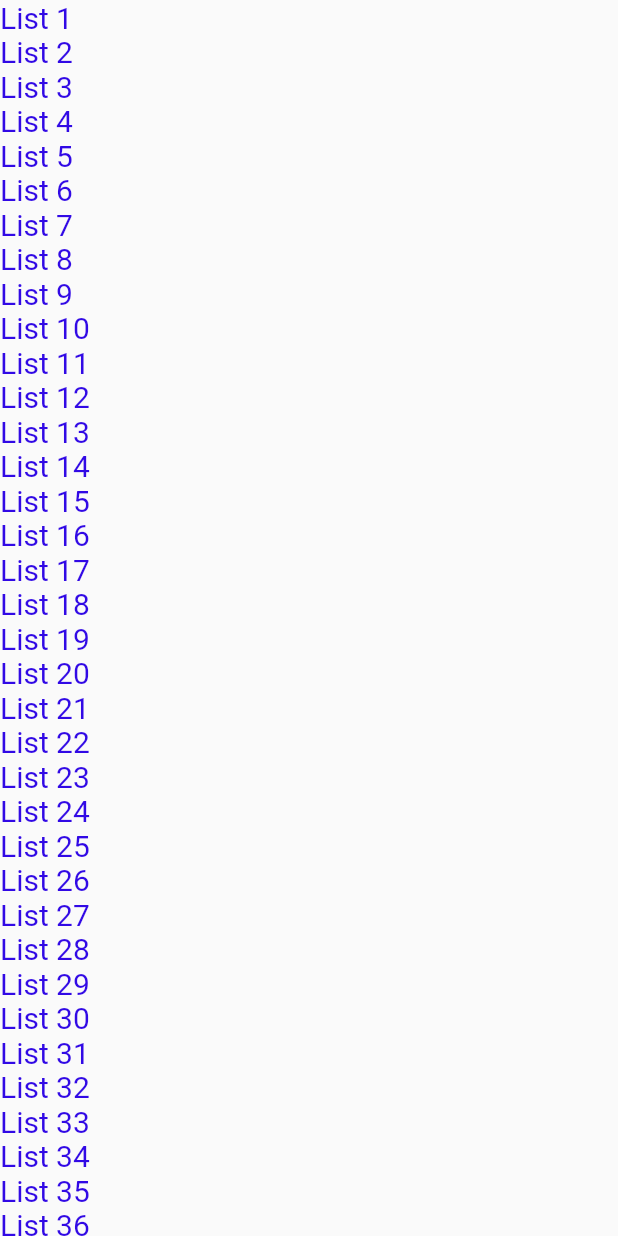
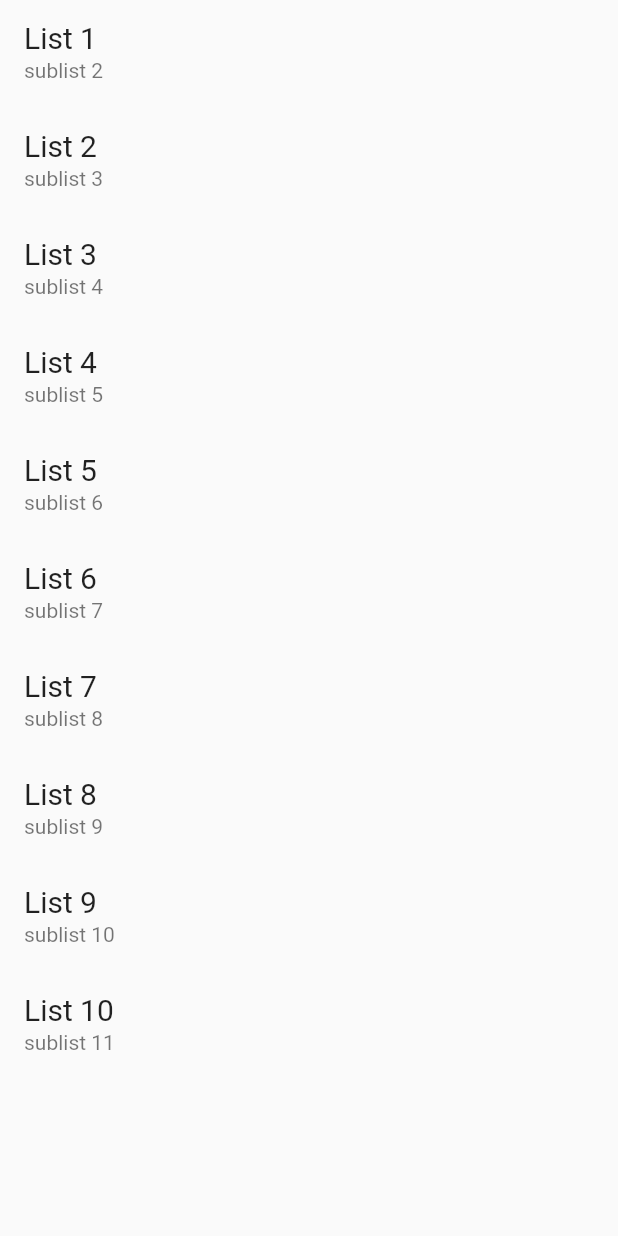
Before and after one commit to poramatw/flutter_practice, a Flutter app: the screen it shows after launch, on a phone screen of 412 x 824 dp. Run offline on Flutter 3.47's test engine with Material 2 defaults, Android fonts, the phone set to English and light mode, and no system bars.

Commit message:
ListTile Title n subtile

```diff
--- a/lib/main.dart
+++ b/lib/main.dart
@@ -34,7 +34,7 @@ class _FluttfulState extends State<Fluttful> {
     return Scaffold(
       body: Center(
         child: ListView(
-          children: getData(100),
+          children: getData(10),
         ),
       ),
     );
@@ -43,10 +43,14 @@ class _FluttfulState extends State<Fluttful> {
   List<Widget> getData(int count) {
     List<Widget> data = [];
     for (var i = 0; i < count; i++) {
-      data.add(Text(
-        "List ${i + 1}",
-        style: TextStyle(fontSize: 20, color: Color.fromARGB(255, 49, 9, 229)),
-      ));
+      var menu = ListTile(
+        title: Text(
+          "List ${i + 1}",
+          style: TextStyle(fontSize: 20),
+        ),
+        subtitle: Text("sublist ${i + 2}"),
+      );
+      data.add(menu);
     }
     return data;
   }
```
